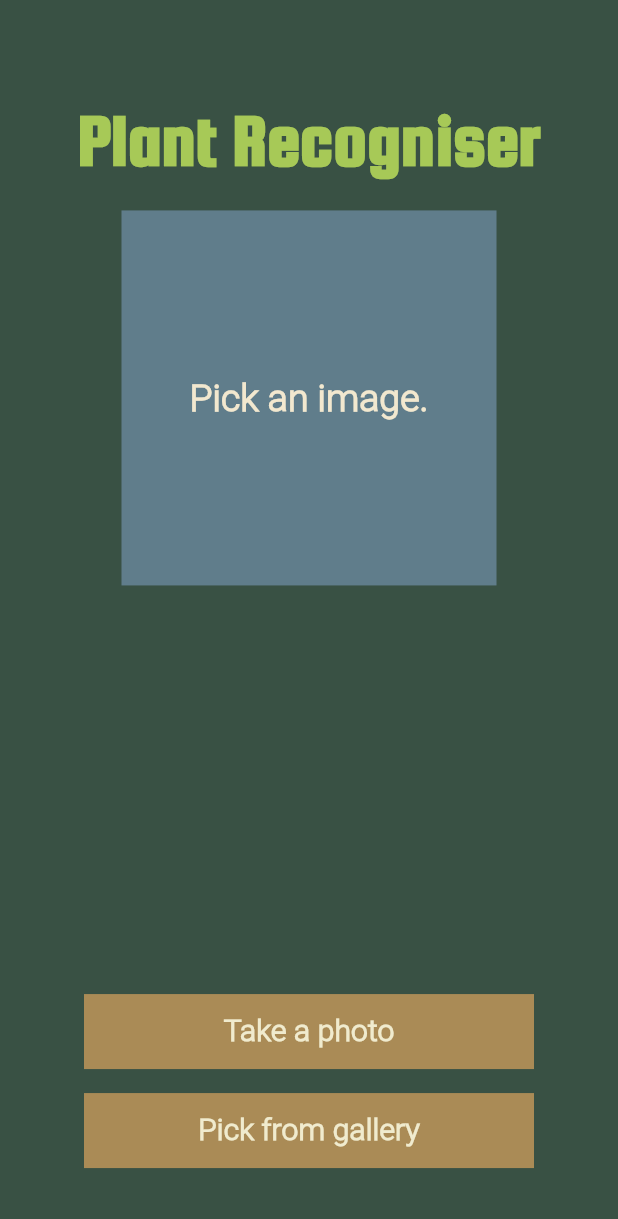
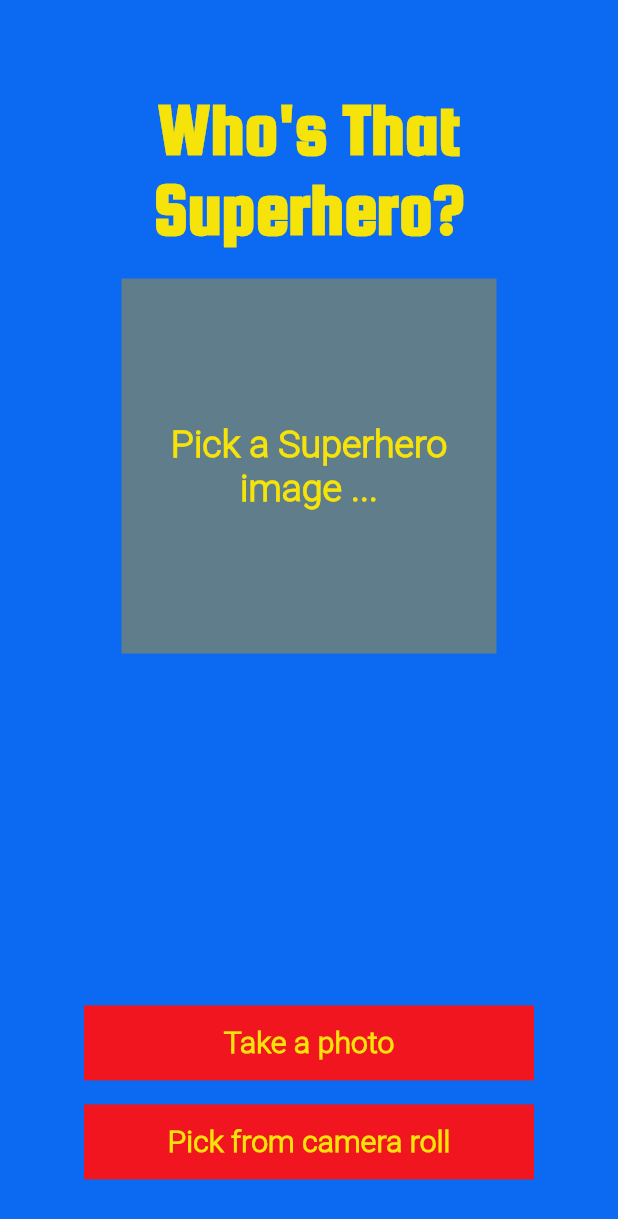
Before and after one commit to gthompson333/image_recognizer, a Flutter app: the screen it shows after launch, on a phone screen of 412 x 824 dp. Shown: the top 1219 px of the screen. Run offline on Flutter 3.47's test engine with Material 3 defaults, Android fonts, the phone set to English and light mode, and no system bars; our stand-ins replace image_picker; missing offline and left inert: tflite_flutter, tflite_flutter_helper.

Commit message:
Styling changes.

```diff
--- a/lib/main.dart
+++ b/lib/main.dart
@@ -18,7 +18,7 @@ class MainApp extends StatelessWidget {
       ],
     );
     return MaterialApp(
-      title: 'Image Recognizer',
+      title: 'Superhero Recognizer',
       theme: ThemeData.light(),
       home: const MainScreen(),
     );
--- a/lib/main_screen.dart
+++ b/lib/main_screen.dart
@@ -65,19 +65,19 @@ class _MainScreenState extends State<MainScreen> {
           const Spacer(),
           Padding(
             padding: const EdgeInsets.only(top: 30),
-            child: _buildTitle(),
+            child: _titleWidget(),
           ),
           const SizedBox(height: 20),
-          _photoView(),
+          _photoViewWidget(),
           const SizedBox(height: 10),
-          _buildResultView(),
+          _resultViewWidget(),
           const Spacer(flex: 5),
-          _buildPickPhotoButton(
+          _pickPhotoButtonWidget(
             title: 'Take a photo',
             source: ImageSource.camera,
           ),
-          _buildPickPhotoButton(
-            title: 'Pick from gallery',
+          _pickPhotoButtonWidget(
+            title: 'Pick from camera roll',
             source: ImageSource.gallery,
           ),
           const Spacer(),
@@ -86,32 +86,32 @@ class _MainScreenState extends State<MainScreen> {
     );
   }
 
-  Widget _photoView() {
+  Widget _titleWidget() {
+    return const Text(
+      'Who\'s That Superhero?',
+      style: kTitleTextStyle,
+      textAlign: TextAlign.center,
+    );
+  }
+
+  Widget _photoViewWidget() {
     return Stack(
       alignment: AlignmentDirectional.center,
       children: [
         ImageView(file: _selectedImageFile),
-        _buildAnalyzingText(),
+        _analyzingTextWidget(),
       ],
     );
   }
 
-  Widget _buildAnalyzingText() {
+  Widget _analyzingTextWidget() {
     if (!_isAnalyzing) {
       return const SizedBox.shrink();
     }
     return const Text('Analyzing...', style: kAnalyzingTextStyle);
   }
 
-  Widget _buildTitle() {
-    return const Text(
-      'Plant Recogniser',
-      style: kTitleTextStyle,
-      textAlign: TextAlign.center,
-    );
-  }
-
-  Widget _buildPickPhotoButton({
+  Widget _pickPhotoButtonWidget({
     required ImageSource source,
     required String title,
   }) {
@@ -120,23 +120,17 @@ class _MainScreenState extends State<MainScreen> {
       child: Container(
         width: 300,
         height: 50,
-        color: kColorBrown,
+        color: colorSuperheroRed,
         child: Center(
             child: Text(title,
                 style: const TextStyle(
-                  fontFamily: kButtonFont,
+                  fontFamily: robotoFont,
                   fontSize: 20.0,
                   fontWeight: FontWeight.w600,
-                  color: kColorLightYellow,
+                  color: colorSuperheroYellow,
                 ))),
       ),
     );
-  }
-
-  void _setAnalyzing(bool flag) {
-    setState(() {
-      _isAnalyzing = flag;
-    });
   }
 
   void _onPickPhoto(ImageSource source) async {
@@ -155,19 +149,23 @@ class _MainScreenState extends State<MainScreen> {
   }
 
   void _analyzeImage(File image) {
-    _setAnalyzing(true);
+    setState(() {
+      _isAnalyzing = true;
+    });
 
     final imageInput = img.decodeImage(image.readAsBytesSync())!;
-
     final resultCategory = _classifier.predict(imageInput);
 
     final result = resultCategory.score >= 0.8
         ? _ResultStatus.found
         : _ResultStatus.notFound;
+
     final plantLabel = resultCategory.label;
     final accuracy = resultCategory.score;
 
-    _setAnalyzing(false);
+    setState(() {
+      _isAnalyzing = false;
+    });
 
     setState(() {
       _resultStatus = result;
@@ -176,19 +174,17 @@ class _MainScreenState extends State<MainScreen> {
     });
   }
 
-  Widget _buildResultView() {
+  Widget _resultViewWidget() {
     var title = '';
 
     if (_resultStatus == _ResultStatus.notFound) {
       title = 'Failed to recognise';
     } else if (_resultStatus == _ResultStatus.found) {
       title = _plantLabel;
-    } else {
-      title = '';
     }
 
-    //
     var accuracyLabel = '';
+
     if (_resultStatus == _ResultStatus.found) {
       accuracyLabel = 'Accuracy: ${(_accuracy * 100).toStringAsFixed(2)}%';
     }
--- a/lib/styles.dart
+++ b/lib/styles.dart
@@ -1,47 +1,35 @@
 import 'package:flutter/material.dart';
 
-const kMainFont = 'Roboto';
-const kButtonFont = 'Roboto';
-const kDisplayFont = 'SquadaOne';
+const robotoFont = 'Roboto';
+const squadaOne = 'SquadaOne';
 
-const kColorGreen = Color(0xFF395144);
-const kColorLightGreen = Color(0XFF4E6C50);
-const kColorBrown = Color(0XFFAA8B56);
-const kColorLightYellow = Color(0xFFF0EBCE);
+const colorSuperheroBlue = Color.fromARGB(255, 11, 105, 242);
+const colorSuperheroRed = Color.fromARGB(255, 240, 21, 30);
+const colorSuperheroYellow = Color.fromARGB(255, 245, 227, 10);
 
-const kColorRed = Color(0xFFD96666);
-const kColorLightRed = Color(0xFFF2CECE);
-const kColorLightGray = Color(0xFFDDDDDD);
-
-const kColorHunterGreen = Color(0xFF386641);
-const kColorMayGreen = Color(0xFF6a994e);
-const kColorAndroidGreen = Color(0xFFa7c957);
-const kColorEggshell = Color(0xFFf2e8cf);
-const kColorBitterSweetShimmer = Color(0xFFbc4749);
-
-const kBgColor = kColorGreen;
+const kBgColor = colorSuperheroBlue;
 
 const kTitleTextStyle = TextStyle(
-  fontFamily: kDisplayFont,
+  fontFamily: squadaOne,
   fontSize: 50.0,
-  color: kColorAndroidGreen,
+  color: colorSuperheroYellow,
   decoration: TextDecoration.none,
 );
 
 const kAnalyzingTextStyle = TextStyle(
-    fontFamily: kMainFont,
+    fontFamily: robotoFont,
     fontSize: 25.0,
-    color: kColorEggshell,
+    color: colorSuperheroYellow,
     decoration: TextDecoration.none);
 
 const kResultTextStyle = TextStyle(
-    fontFamily: kDisplayFont,
+    fontFamily: squadaOne,
     fontSize: 35.0,
-    color: kColorLightYellow,
+    color: colorSuperheroYellow,
     decoration: TextDecoration.none);
 
 const kResultRatingTextStyle = TextStyle(
-    fontFamily: kMainFont,
+    fontFamily: robotoFont,
     fontSize: 18.0,
-    color: Colors.white,
+    color: colorSuperheroYellow,
     decoration: TextDecoration.none);
--- a/lib/widget/image_recognizer.dart
+++ b/lib/widget/image_recognizer.dart
@@ -116,14 +116,14 @@ class _ImageRecognizerState extends State<ImageRecognizer> {
       child: Container(
         width: 300,
         height: 50,
-        color: kColorBrown,
+        color: colorSuperheroRed,
         child: Center(
             child: Text(title,
                 style: const TextStyle(
-                  fontFamily: kButtonFont,
+                  fontFamily: robotoFont,
                   fontSize: 20.0,
                   fontWeight: FontWeight.w600,
-                  color: kColorLightYellow,
+                  color: colorSuperheroBlue,
                 ))),
       ),
     );
--- a/lib/widget/image_view.dart
+++ b/lib/widget/image_view.dart
@@ -15,14 +15,15 @@ class ImageView extends StatelessWidget {
       color: Colors.blueGrey,
       child: (file == null)
           ? _pickAnImageWidget()
-          : Image.file(file!, fit: BoxFit.cover),
+          : Image.file(file!, fit: BoxFit.contain),
     );
   }
 
   Widget _pickAnImageWidget() {
     return const Center(
         child: Text(
-      'Pick an image.',
+      'Pick a Superhero image ...',
+      textAlign: TextAlign.center,
       style: kAnalyzingTextStyle,
     ));
   }
--- a/pubspec.yaml
+++ b/pubspec.yaml
@@ -47,9 +47,6 @@ flutter:
     - family: SquadaOne
       fonts:
         - asset: assets/SquadaOne-Regular.ttf
-    - family: ContrailOne
-      fonts:
-        - asset: assets/ContrailOne-Regular.ttf
     - family: Roboto
       fonts:
         - asset: assets/Roboto-Light.ttf
```
Also changed, not shown: assets/labels.txt (+4 -4 lines), assets/ContrailOne-Regular.ttf (deleted), 1 other file.
